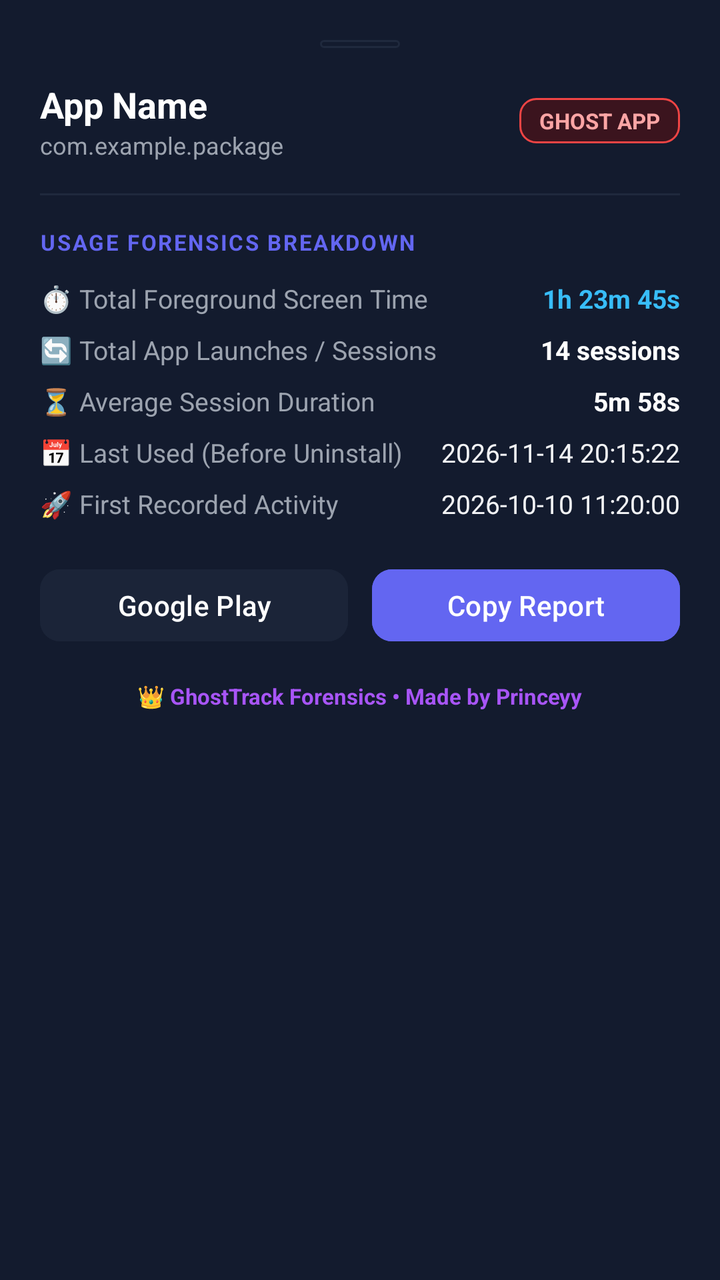
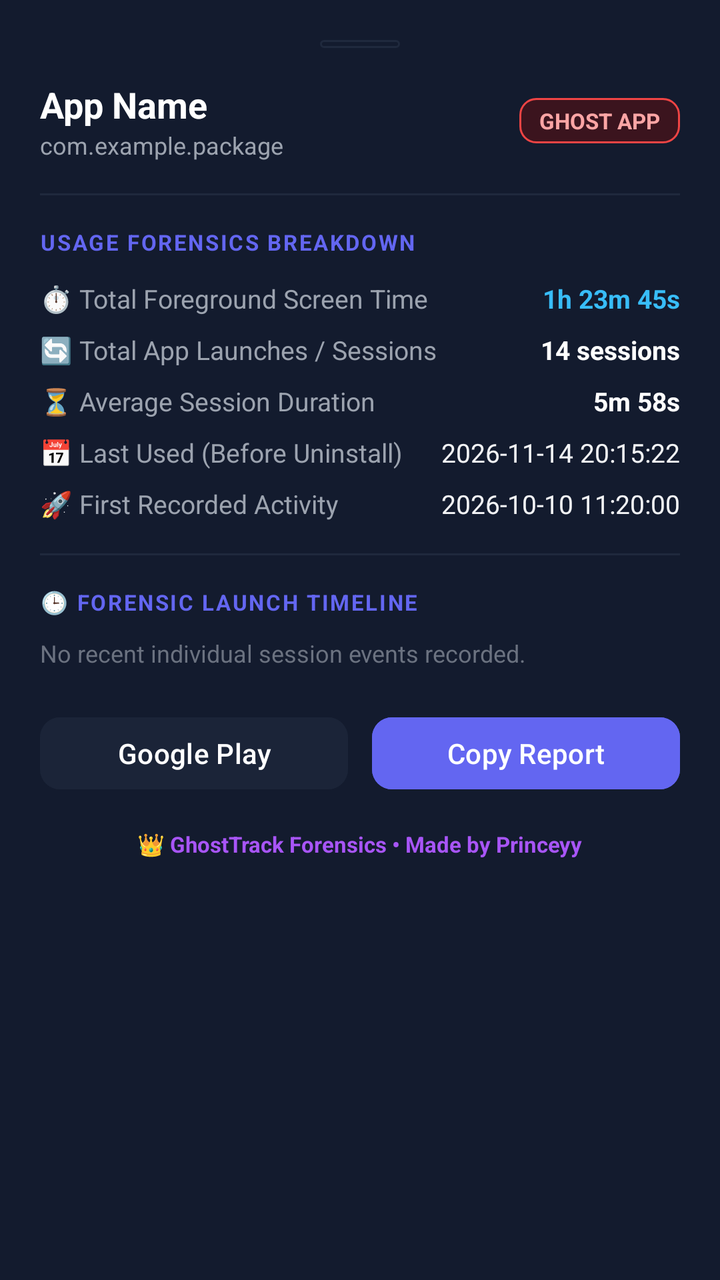

Compare the two renders of this Android layout. The source of the first and the diff that turns it into the second are given below.
<!-- AndroidManifest.xml: application theme Theme.GhostTrack -->
<!-- res/layout/dialog_app_detail.xml -->
<?xml version="1.0" encoding="utf-8"?>
<LinearLayout
    xmlns:android="http://schemas.android.com/apk/res/android"
    xmlns:app="http://schemas.android.com/apk/res-auto"
    android:layout_width="match_parent"
    android:layout_height="wrap_content"
    android:background="@color/bg_card"
    android:orientation="vertical"
    android:padding="20dp">

    
    <View
        android:layout_width="40dp"
        android:layout_height="4dp"
        android:layout_gravity="center_horizontal"
        android:layout_marginBottom="16dp"
        android:background="@drawable/bg_search_field" />

    <LinearLayout
        android:layout_width="match_parent"
        android:layout_height="wrap_content"
        android:orientation="horizontal"
        android:gravity="center_vertical">

        <LinearLayout
            android:layout_width="0dp"
            android:layout_height="wrap_content"
            android:layout_weight="1"
            android:orientation="vertical">

            <TextView
                android:id="@+id/tvDetailAppName"
                android:layout_width="wrap_content"
                android:layout_height="wrap_content"
                android:textColor="@color/white"
                android:textSize="18sp"
                android:textStyle="bold"
                android:text="App Name" />

            <TextView
                android:id="@+id/tvDetailPackage"
                android:layout_width="wrap_content"
                android:layout_height="wrap_content"
                android:textColor="@color/text_secondary"
                android:textSize="12sp"
                android:text="com.example.package" />
        </LinearLayout>

        <TextView
            android:id="@+id/tvDetailStatus"
            android:layout_width="wrap_content"
            android:layout_height="wrap_content"
            android:background="@drawable/bg_badge_uninstalled"
            android:paddingStart="10dp"
            android:paddingTop="4dp"
            android:paddingEnd="10dp"
            android:paddingBottom="4dp"
            android:text="GHOST APP"
            android:textColor="@color/ghost_red_light"
            android:textSize="11sp"
            android:textStyle="bold" />
    </LinearLayout>

    <View
        android:layout_width="match_parent"
        android:layout_height="1dp"
        android:layout_marginTop="16dp"
        android:layout_marginBottom="16dp"
        android:background="@color/bg_card_stroke" />

    
    <TextView
        android:layout_width="wrap_content"
        android:layout_height="wrap_content"
        android:text="USAGE FORENSICS BREAKDOWN"
        android:textColor="@color/primary"
        android:textSize="11sp"
        android:textStyle="bold"
        android:letterSpacing="0.08" />

    
    <LinearLayout
        android:layout_width="match_parent"
        android:layout_height="wrap_content"
        android:layout_marginTop="12dp"
        android:orientation="horizontal">
        <TextView
            android:layout_width="0dp"
            android:layout_height="wrap_content"
            android:layout_weight="1"
            android:text="⏱️ Total Foreground Screen Time"
            android:textColor="@color/text_secondary"
            android:textSize="13sp" />
        <TextView
            android:id="@+id/tvDetailFgTime"
            android:layout_width="wrap_content"
            android:layout_height="wrap_content"
            android:textColor="#38BDF8"
            android:textSize="13sp"
            android:textStyle="bold"
            android:text="1h 23m 45s" />
    </LinearLayout>

    
    <LinearLayout
        android:layout_width="match_parent"
        android:layout_height="wrap_content"
        android:layout_marginTop="8dp"
        android:orientation="horizontal">
        <TextView
            android:layout_width="0dp"
            android:layout_height="wrap_content"
            android:layout_weight="1"
            android:text="🔄 Total App Launches / Sessions"
            android:textColor="@color/text_secondary"
            android:textSize="13sp" />
        <TextView
            android:id="@+id/tvDetailSessions"
            android:layout_width="wrap_content"
            android:layout_height="wrap_content"
            android:textColor="@color/white"
            android:textSize="13sp"
            android:textStyle="bold"
            android:text="14 sessions" />
    </LinearLayout>

    
    <LinearLayout
        android:layout_width="match_parent"
        android:layout_height="wrap_content"
        android:layout_marginTop="8dp"
        android:orientation="horizontal">
        <TextView
            android:layout_width="0dp"
            android:layout_height="wrap_content"
            android:layout_weight="1"
            android:text="⏳ Average Session Duration"
            android:textColor="@color/text_secondary"
            android:textSize="13sp" />
        <TextView
            android:id="@+id/tvDetailAvgSession"
            android:layout_width="wrap_content"
            android:layout_height="wrap_content"
            android:textColor="@color/white"
            android:textSize="13sp"
            android:textStyle="bold"
            android:text="5m 58s" />
    </LinearLayout>

    
    <LinearLayout
        android:layout_width="match_parent"
        android:layout_height="wrap_content"
        android:layout_marginTop="8dp"
        android:orientation="horizontal">
        <TextView
            android:layout_width="0dp"
            android:layout_height="wrap_content"
            android:layout_weight="1"
            android:text="📅 Last Used (Before Uninstall)"
            android:textColor="@color/text_secondary"
            android:textSize="13sp" />
        <TextView
            android:id="@+id/tvDetailLastUsed"
            android:layout_width="wrap_content"
            android:layout_height="wrap_content"
            android:textColor="@color/text_primary"
            android:textSize="13sp"
            android:text="2026-11-14 20:15:22" />
    </LinearLayout>

    
    <LinearLayout
        android:layout_width="match_parent"
        android:layout_height="wrap_content"
        android:layout_marginTop="8dp"
        android:orientation="horizontal">
        <TextView
            android:layout_width="0dp"
            android:layout_height="wrap_content"
            android:layout_weight="1"
            android:text="🚀 First Recorded Activity"
            android:textColor="@color/text_secondary"
            android:textSize="13sp" />
        <TextView
            android:id="@+id/tvDetailFirstUsed"
            android:layout_width="wrap_content"
            android:layout_height="wrap_content"
            android:textColor="@color/text_primary"
            android:textSize="13sp"
            android:text="2026-10-10 11:20:00" />
    </LinearLayout>

    
    <LinearLayout
        android:layout_width="match_parent"
        android:layout_height="wrap_content"
        android:layout_marginTop="20dp"
        android:orientation="horizontal">

        <com.google.android.material.button.MaterialButton
            android:id="@+id/btnOpenPlayStore"
            android:layout_width="0dp"
            android:layout_height="44dp"
            android:layout_weight="1"
            android:layout_marginEnd="6dp"
            android:backgroundTint="@color/bg_chip"
            android:text="Google Play"
            android:textAllCaps="false"
            android:textColor="@color/white"
            app:cornerRadius="10dp" />

        <com.google.android.material.button.MaterialButton
            android:id="@+id/btnCopySummary"
            android:layout_width="0dp"
            android:layout_height="44dp"
            android:layout_weight="1"
            android:layout_marginStart="6dp"
            android:backgroundTint="@color/primary"
            android:text="Copy Report"
            android:textAllCaps="false"
            android:textColor="@color/white"
            app:cornerRadius="10dp" />
    </LinearLayout>

    
    <TextView
        android:layout_width="wrap_content"
        android:layout_height="wrap_content"
        android:layout_gravity="center_horizontal"
        android:layout_marginTop="16dp"
        android:text="👑 GhostTrack Forensics • Made by Princeyy"
        android:textColor="@color/princeyy_purple"
        android:textSize="11sp"
        android:textStyle="bold" />
</LinearLayout>
<!-- resources referenced by this layout -->
<resources>
  <color name="bg_card">#131B2E</color>
  <color name="bg_card_stroke">#1F293D</color>
  <color name="bg_chip">#1B2438</color>
  <color name="ghost_red_light">#FCA5A5</color>
  <color name="primary">#6366F1</color>
  <color name="princeyy_purple">#A855F7</color>
  <color name="text_primary">#F3F4F6</color>
  <color name="text_secondary">#9CA3AF</color>
  <color name="white">#FFFFFF</color>
  <!-- drawable bg_badge_uninstalled (drawable) -->
  <?xml version="1.0" encoding="utf-8"?>
  <shape xmlns:android="http://schemas.android.com/apk/res/android"
      android:shape="rectangle">
      <corners android:radius="8dp" />
      <solid android:color="@color/ghost_red_bg" />
      <stroke
          android:width="1dp"
          android:color="@color/ghost_red" />
  </shape>
  <!-- drawable bg_search_field (drawable) -->
  <?xml version="1.0" encoding="utf-8"?>
  <shape xmlns:android="http://schemas.android.com/apk/res/android"
      android:shape="rectangle">
      <corners android:radius="12dp" />
      <solid android:color="@color/bg_card" />
      <stroke
          android:width="1dp"
          android:color="@color/bg_card_stroke" />
  </shape>
  <style name="Theme.GhostTrack" parent="Theme.Material3.Dark.NoActionBar">
          <item name="colorPrimary">@color/primary</item>
          <item name="colorPrimaryVariant">@color/primary_variant</item>
          <item name="colorSecondary">@color/secondary</item>
          <item name="android:statusBarColor">@color/bg_main</item>
          <item name="android:navigationBarColor">@color/bg_main</item>
          <item name="android:windowBackground">@color/bg_main</item>
      </style>
  <color name="ghost_red_bg">#3B141E</color>
  <color name="ghost_red">#EF4444</color>
  <color name="primary_variant">#4F46E5</color>
  <color name="secondary">#06B6D4</color>
  <color name="bg_main">#0B0F19</color>
</resources>

<!-- the commit's change to res/layout/dialog_app_detail.xml (unified diff, before → after) -->
@@ -1,236 +1,284 @@
 <?xml version="1.0" encoding="utf-8"?>
-<LinearLayout
+<androidx.core.widget.NestedScrollView
     xmlns:android="http://schemas.android.com/apk/res/android"
     xmlns:app="http://schemas.android.com/apk/res-auto"
     android:layout_width="match_parent"
     android:layout_height="wrap_content"
-    android:background="@color/bg_card"
-    android:orientation="vertical"
-    android:padding="20dp">
-
-    
-    <View
-        android:layout_width="40dp"
-        android:layout_height="4dp"
-        android:layout_gravity="center_horizontal"
-        android:layout_marginBottom="16dp"
-        android:background="@drawable/bg_search_field" />
+    android:background="@color/bg_card">
 
     <LinearLayout
         android:layout_width="match_parent"
         android:layout_height="wrap_content"
-        android:orientation="horizontal"
-        android:gravity="center_vertical">
-
-        <LinearLayout
-            android:layout_width="0dp"
-            android:layout_height="wrap_content"
-            android:layout_weight="1"
+        android:orientation="vertical"
+        android:padding="20dp">
+
+        
+        <View
+            android:layout_width="40dp"
+            android:layout_height="4dp"
+            android:layout_gravity="center_horizontal"
+            android:layout_marginBottom="16dp"
+            android:background="@drawable/bg_search_field" />
+
+        <LinearLayout
+            android:layout_width="match_parent"
+            android:layout_height="wrap_content"
+            android:orientation="horizontal"
+            android:gravity="center_vertical">
+
+            <LinearLayout
+                android:layout_width="0dp"
+                android:layout_height="wrap_content"
+                android:layout_weight="1"
+                android:orientation="vertical">
+
+                <TextView
+                    android:id="@+id/tvDetailAppName"
+                    android:layout_width="wrap_content"
+                    android:layout_height="wrap_content"
+                    android:textColor="@color/white"
+                    android:textSize="18sp"
+                    android:textStyle="bold"
+                    android:text="App Name" />
+
+                <TextView
+                    android:id="@+id/tvDetailPackage"
+                    android:layout_width="wrap_content"
+                    android:layout_height="wrap_content"
+                    android:textColor="@color/text_secondary"
+                    android:textSize="12sp"
+                    android:text="com.example.package" />
+
+                <TextView
+                    android:id="@+id/tvDetailCategory"
+                    android:layout_width="wrap_content"
+                    android:layout_height="wrap_content"
+                    android:layout_marginTop="3dp"
+                    android:textColor="#EF4444"
+                    android:textSize="11sp"
+                    android:textStyle="bold"
+                    android:visibility="gone" />
+            </LinearLayout>
+
+            <TextView
+                android:id="@+id/tvDetailStatus"
+                android:layout_width="wrap_content"
+                android:layout_height="wrap_content"
+                android:background="@drawable/bg_badge_uninstalled"
+                android:paddingStart="10dp"
+                android:paddingTop="4dp"
+                android:paddingEnd="10dp"
+                android:paddingBottom="4dp"
+                android:text="GHOST APP"
+                android:textColor="@color/ghost_red_light"
+                android:textSize="11sp"
+                android:textStyle="bold" />
+        </LinearLayout>
+
+        <View
+            android:layout_width="match_parent"
+            android:layout_height="1dp"
+            android:layout_marginTop="16dp"
+            android:layout_marginBottom="16dp"
+            android:background="@color/bg_card_stroke" />
+
+        
+        <TextView
+            android:layout_width="wrap_content"
+            android:layout_height="wrap_content"
+            android:text="USAGE FORENSICS BREAKDOWN"
+            android:textColor="@color/primary"
+            android:textSize="11sp"
+            android:textStyle="bold"
+            android:letterSpacing="0.08" />
+
+        
+        <LinearLayout
+            android:layout_width="match_parent"
+            android:layout_height="wrap_content"
+            android:layout_marginTop="12dp"
+            android:orientation="horizontal">
+            <TextView
+                android:layout_width="0dp"
+                android:layout_height="wrap_content"
+                android:layout_weight="1"
+                android:text="⏱️ Total Foreground Screen Time"
+                android:textColor="@color/text_secondary"
+                android:textSize="13sp" />
+            <TextView
+                android:id="@+id/tvDetailFgTime"
+                android:layout_width="wrap_content"
+                android:layout_height="wrap_content"
+                android:textColor="#38BDF8"
+                android:textSize="13sp"
+                android:textStyle="bold"
+                android:text="1h 23m 45s" />
+        </LinearLayout>
+
+        
+        <LinearLayout
+            android:layout_width="match_parent"
+            android:layout_height="wrap_content"
+            android:layout_marginTop="8dp"
+            android:orientation="horizontal">
+            <TextView
+                android:layout_width="0dp"
+                android:layout_height="wrap_content"
+                android:layout_weight="1"
+                android:text="🔄 Total App Launches / Sessions"
+                android:textColor="@color/text_secondary"
+                android:textSize="13sp" />
+            <TextView
+                android:id="@+id/tvDetailSessions"
+                android:layout_width="wrap_content"
+                android:layout_height="wrap_content"
+                android:textColor="@color/white"
+                android:textSize="13sp"
+                android:textStyle="bold"
+                android:text="14 sessions" />
+        </LinearLayout>
+
+        
+        <LinearLayout
+            android:layout_width="match_parent"
+            android:layout_height="wrap_content"
+            android:layout_marginTop="8dp"
+            android:orientation="horizontal">
+            <TextView
+                android:layout_width="0dp"
+                android:layout_height="wrap_content"
+                android:layout_weight="1"
+                android:text="⏳ Average Session Duration"
+                android:textColor="@color/text_secondary"
+                android:textSize="13sp" />
+            <TextView
+                android:id="@+id/tvDetailAvgSession"
+                android:layout_width="wrap_content"
+                android:layout_height="wrap_content"
+                android:textColor="@color/white"
+                android:textSize="13sp"
+                android:textStyle="bold"
+                android:text="5m 58s" />
+        </LinearLayout>
+
+        
+        <LinearLayout
+            android:layout_width="match_parent"
+            android:layout_height="wrap_content"
+            android:layout_marginTop="8dp"
+            android:orientation="horizontal">
+            <TextView
+                android:layout_width="0dp"
+                android:layout_height="wrap_content"
+                android:layout_weight="1"
+                android:text="📅 Last Used (Before Uninstall)"
+                android:textColor="@color/text_secondary"
+                android:textSize="13sp" />
+            <TextView
+                android:id="@+id/tvDetailLastUsed"
+                android:layout_width="wrap_content"
+                android:layout_height="wrap_content"
+                android:textColor="@color/text_primary"
+                android:textSize="13sp"
+                android:text="2026-11-14 20:15:22" />
+        </LinearLayout>
+
+        
+        <LinearLayout
+            android:layout_width="match_parent"
+            android:layout_height="wrap_content"
+            android:layout_marginTop="8dp"
+            android:orientation="horizontal">
+            <TextView
+                android:layout_width="0dp"
+                android:layout_height="wrap_content"
+                android:layout_weight="1"
+                android:text="🚀 First Recorded Activity"
+                android:textColor="@color/text_secondary"
+                android:textSize="13sp" />
+            <TextView
+                android:id="@+id/tvDetailFirstUsed"
+                android:layout_width="wrap_content"
+                android:layout_height="wrap_content"
+                android:textColor="@color/text_primary"
+                android:textSize="13sp"
+                android:text="2026-10-10 11:20:00" />
+        </LinearLayout>
+
+        <View
+            android:layout_width="match_parent"
+            android:layout_height="1dp"
+            android:layout_marginTop="16dp"
+            android:layout_marginBottom="16dp"
+            android:background="@color/bg_card_stroke" />
+
+        
+        <TextView
+            android:layout_width="wrap_content"
+            android:layout_height="wrap_content"
+            android:text="🕒 FORENSIC LAUNCH TIMELINE"
+            android:textColor="@color/primary"
+            android:textSize="11sp"
+            android:textStyle="bold"
+            android:letterSpacing="0.08" />
+
+        <LinearLayout
+            android:id="@+id/layoutTimelineContainer"
+            android:layout_width="match_parent"
+            android:layout_height="wrap_content"
+            android:layout_marginTop="10dp"
             android:orientation="vertical">
 
             <TextView
-                android:id="@+id/tvDetailAppName"
-                android:layout_width="wrap_content"
-                android:layout_height="wrap_content"
-                android:textColor="@color/white"
-                android:textSize="18sp"
-                android:textStyle="bold"
-                android:text="App Name" />
-
-            <TextView
-                android:id="@+id/tvDetailPackage"
-                android:layout_width="wrap_content"
-                android:layout_height="wrap_content"
-                android:textColor="@color/text_secondary"
-                android:textSize="12sp"
-                android:text="com.example.package" />
-        </LinearLayout>
-
+                android:id="@+id/tvTimelineFallback"
+                android:layout_width="wrap_content"
+                android:layout_height="wrap_content"
+                android:text="No recent individual session events recorded."
+                android:textColor="@color/text_muted"
+                android:textSize="12sp" />
+        </LinearLayout>
+
+        
+        <LinearLayout
+            android:layout_width="match_parent"
+            android:layout_height="wrap_content"
+            android:layout_marginTop="20dp"
+            android:orientation="horizontal">
+
+            <com.google.android.material.button.MaterialButton
+                android:id="@+id/btnOpenPlayStore"
+                android:layout_width="0dp"
+                android:layout_height="44dp"
+                android:layout_weight="1"
+                android:layout_marginEnd="6dp"
+                android:backgroundTint="@color/bg_chip"
+                android:text="Google Play"
+                android:textAllCaps="false"
+                android:textColor="@color/white"
+                app:cornerRadius="10dp" />
+
+            <com.google.android.material.button.MaterialButton
+                android:id="@+id/btnCopySummary"
+                android:layout_width="0dp"
+                android:layout_height="44dp"
+                android:layout_weight="1"
+                android:layout_marginStart="6dp"
+                android:backgroundTint="@color/primary"
+                android:text="Copy Report"
+                android:textAllCaps="false"
+                android:textColor="@color/white"
+                app:cornerRadius="10dp" />
+        </LinearLayout>
+
+        
         <TextView
-            android:id="@+id/tvDetailStatus"
             android:layout_width="wrap_content"
             android:layout_height="wrap_content"
-            android:background="@drawable/bg_badge_uninstalled"
-            android:paddingStart="10dp"
-            android:paddingTop="4dp"
-            android:paddingEnd="10dp"
-            android:paddingBottom="4dp"
-            android:text="GHOST APP"
-            android:textColor="@color/ghost_red_light"
+            android:layout_gravity="center_horizontal"
+            android:layout_marginTop="16dp"
+            android:text="👑 GhostTrack Forensics • Made by Princeyy"
+            android:textColor="@color/princeyy_purple"
             android:textSize="11sp"
             android:textStyle="bold" />
     </LinearLayout>
-
-    <View
-        android:layout_width="match_parent"
-        android:layout_height="1dp"
-        android:layout_marginTop="16dp"
-        android:layout_marginBottom="16dp"
-        android:background="@color/bg_card_stroke" />
-
-    
-    <TextView
-        android:layout_width="wrap_content"
-        android:layout_height="wrap_content"
-        android:text="USAGE FORENSICS BREAKDOWN"
-        android:textColor="@color/primary"
-        android:textSize="11sp"
-        android:textStyle="bold"
-        android:letterSpacing="0.08" />
-
-    
-    <LinearLayout
-        android:layout_width="match_parent"
-        android:layout_height="wrap_content"
-        android:layout_marginTop="12dp"
-        android:orientation="horizontal">
-        <TextView
-            android:layout_width="0dp"
-            android:layout_height="wrap_content"
-            android:layout_weight="1"
-            android:text="⏱️ Total Foreground Screen Time"
-            android:textColor="@color/text_secondary"
-            android:textSize="13sp" />
-        <TextView
-            android:id="@+id/tvDetailFgTime"
-            android:layout_width="wrap_content"
-            android:layout_height="wrap_content"
-            android:textColor="#38BDF8"
-            android:textSize="13sp"
-            android:textStyle="bold"
-            android:text="1h 23m 45s" />
-    </LinearLayout>
-
-    
-    <LinearLayout
-        android:layout_width="match_parent"
-        android:layout_height="wrap_content"
-        android:layout_marginTop="8dp"
-        android:orientation="horizontal">
-        <TextView
-            android:layout_width="0dp"
-            android:layout_height="wrap_content"
-            android:layout_weight="1"
-            android:text="🔄 Total App Launches / Sessions"
-            android:textColor="@color/text_secondary"
-            android:textSize="13sp" />
-        <TextView
-            android:id="@+id/tvDetailSessions"
-            android:layout_width="wrap_content"
-            android:layout_height="wrap_content"
-            android:textColor="@color/white"
-            android:textSize="13sp"
-            android:textStyle="bold"
-            android:text="14 sessions" />
-    </LinearLayout>
-
-    
-    <LinearLayout
-        android:layout_width="match_parent"
-        android:layout_height="wrap_content"
-        android:layout_marginTop="8dp"
-        android:orientation="horizontal">
-        <TextView
-            android:layout_width="0dp"
-            android:layout_height="wrap_content"
-            android:layout_weight="1"
-            android:text="⏳ Average Session Duration"
-            android:textColor="@color/text_secondary"
-            android:textSize="13sp" />
-        <TextView
-            android:id="@+id/tvDetailAvgSession"
-            android:layout_width="wrap_content"
-            android:layout_height="wrap_content"
-            android:textColor="@color/white"
-            android:textSize="13sp"
-            android:textStyle="bold"
-            android:text="5m 58s" />
-    </LinearLayout>
-
-    
-    <LinearLayout
-        android:layout_width="match_parent"
-        android:layout_height="wrap_content"
-        android:layout_marginTop="8dp"
-        android:orientation="horizontal">
-        <TextView
-            android:layout_width="0dp"
-            android:layout_height="wrap_content"
-            android:layout_weight="1"
-            android:text="📅 Last Used (Before Uninstall)"
-            android:textColor="@color/text_secondary"
-            android:textSize="13sp" />
-        <TextView
-            android:id="@+id/tvDetailLastUsed"
-            android:layout_width="wrap_content"
-            android:layout_height="wrap_content"
-            android:textColor="@color/text_primary"
-            android:textSize="13sp"
-            android:text="2026-11-14 20:15:22" />
-    </LinearLayout>
-
-    
-    <LinearLayout
-        android:layout_width="match_parent"
-        android:layout_height="wrap_content"
-        android:layout_marginTop="8dp"
-        android:orientation="horizontal">
-        <TextView
-            android:layout_width="0dp"
-            android:layout_height="wrap_content"
-            android:layout_weight="1"
-            android:text="🚀 First Recorded Activity"
-            android:textColor="@color/text_secondary"
-            android:textSize="13sp" />
-        <TextView
-            android:id="@+id/tvDetailFirstUsed"
-            android:layout_width="wrap_content"
-            android:layout_height="wrap_content"
-            android:textColor="@color/text_primary"
-            android:textSize="13sp"
-            android:text="2026-10-10 11:20:00" />
-    </LinearLayout>
-
-    
-    <LinearLayout
-        android:layout_width="match_parent"
-        android:layout_height="wrap_content"
-        android:layout_marginTop="20dp"
-        android:orientation="horizontal">
-
-        <com.google.android.material.button.MaterialButton
-            android:id="@+id/btnOpenPlayStore"
-            android:layout_width="0dp"
-            android:layout_height="44dp"
-            android:layout_weight="1"
-            android:layout_marginEnd="6dp"
-            android:backgroundTint="@color/bg_chip"
-            android:text="Google Play"
-            android:textAllCaps="false"
-            android:textColor="@color/white"
-            app:cornerRadius="10dp" />
-
-        <com.google.android.material.button.MaterialButton
-            android:id="@+id/btnCopySummary"
-            android:layout_width="0dp"
-            android:layout_height="44dp"
-            android:layout_weight="1"
-            android:layout_marginStart="6dp"
-            android:backgroundTint="@color/primary"
-            android:text="Copy Report"
-            android:textAllCaps="false"
-            android:textColor="@color/white"
-            app:cornerRadius="10dp" />
-    </LinearLayout>
-
-    
-    <TextView
-        android:layout_width="wrap_content"
-        android:layout_height="wrap_content"
-        android:layout_gravity="center_horizontal"
-        android:layout_marginTop="16dp"
-        android:text="👑 GhostTrack Forensics • Made by Princeyy"
-        android:textColor="@color/princeyy_purple"
-        android:textSize="11sp"
-        android:textStyle="bold" />
-</LinearLayout>
+</androidx.core.widget.NestedScrollView>
<!-- resource entries referenced after the edit -->
@@ -6,6 +6,7 @@
   <color name="ghost_red_light">#FCA5A5</color>
   <color name="primary">#6366F1</color>
   <color name="princeyy_purple">#A855F7</color>
+  <color name="text_muted">#6B7280</color>
   <color name="text_primary">#F3F4F6</color>
   <color name="text_secondary">#9CA3AF</color>
   <color name="white">#FFFFFF</color>
